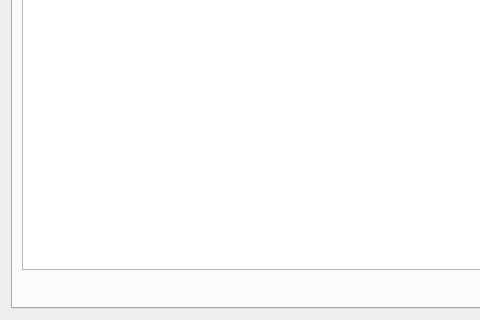
Qt form designer/display_metadata.ui (aglavic/quicknxs) before a commit; both pictures show x 0 to 480 and y 659 to 979 of the 1178 by 979 pixel window.
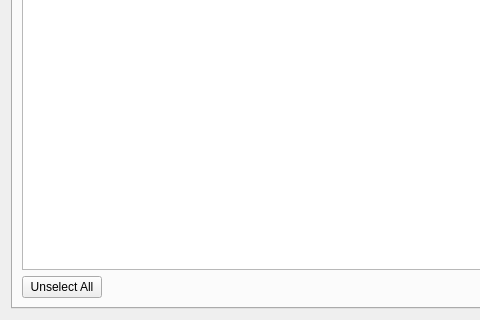
The same form after that commit. The open tabs and pages were chosen to show the change.

Commit message: Unchecked all implemented.

```diff
--- a/designer/display_metadata.ui
+++ b/designer/display_metadata.ui
@@ -122,6 +122,13 @@
        </item>
        <item>
         <layout class="QHBoxLayout" name="horizontalLayout">
+         <item>
+          <widget class="QPushButton" name="unselectAllButton">
+           <property name="text">
+            <string>Unselect All</string>
+           </property>
+          </widget>
+         </item>
          <item>
           <spacer name="horizontalSpacer">
            <property name="orientation">
```
Left out of the diff: 19 changed lines with no effect on the pictures. The commit also changes 2 other files.
